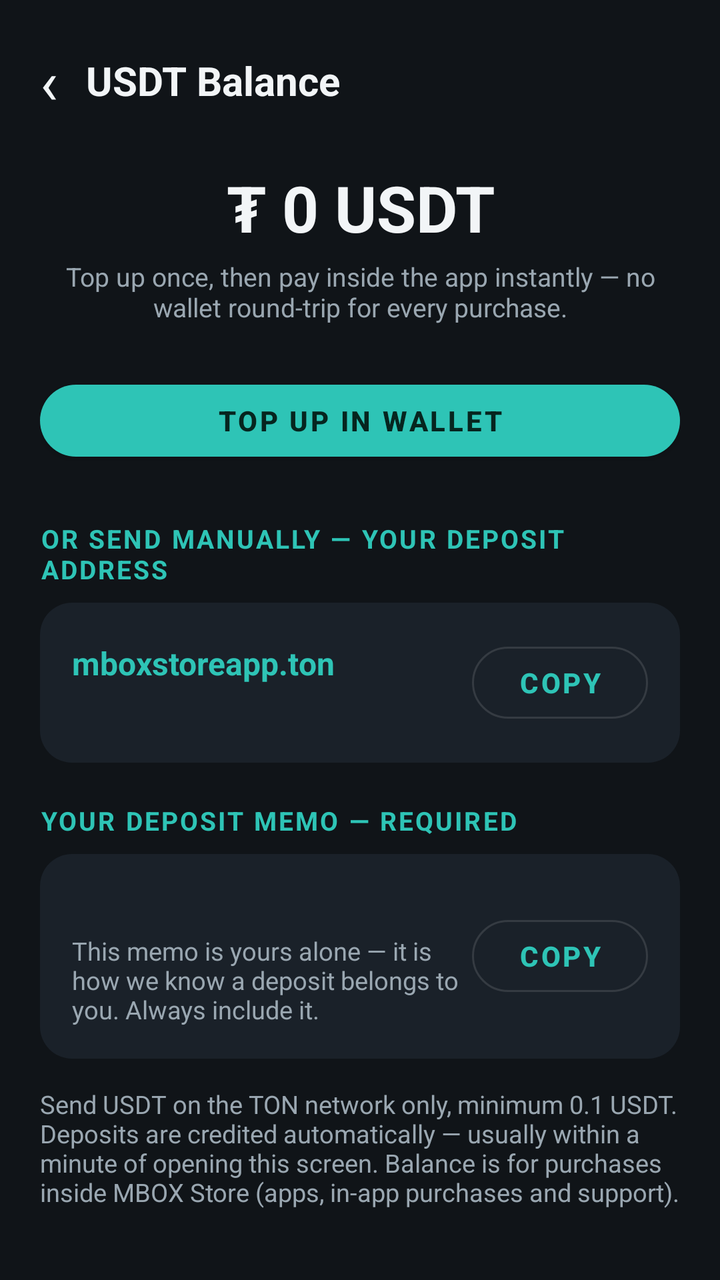
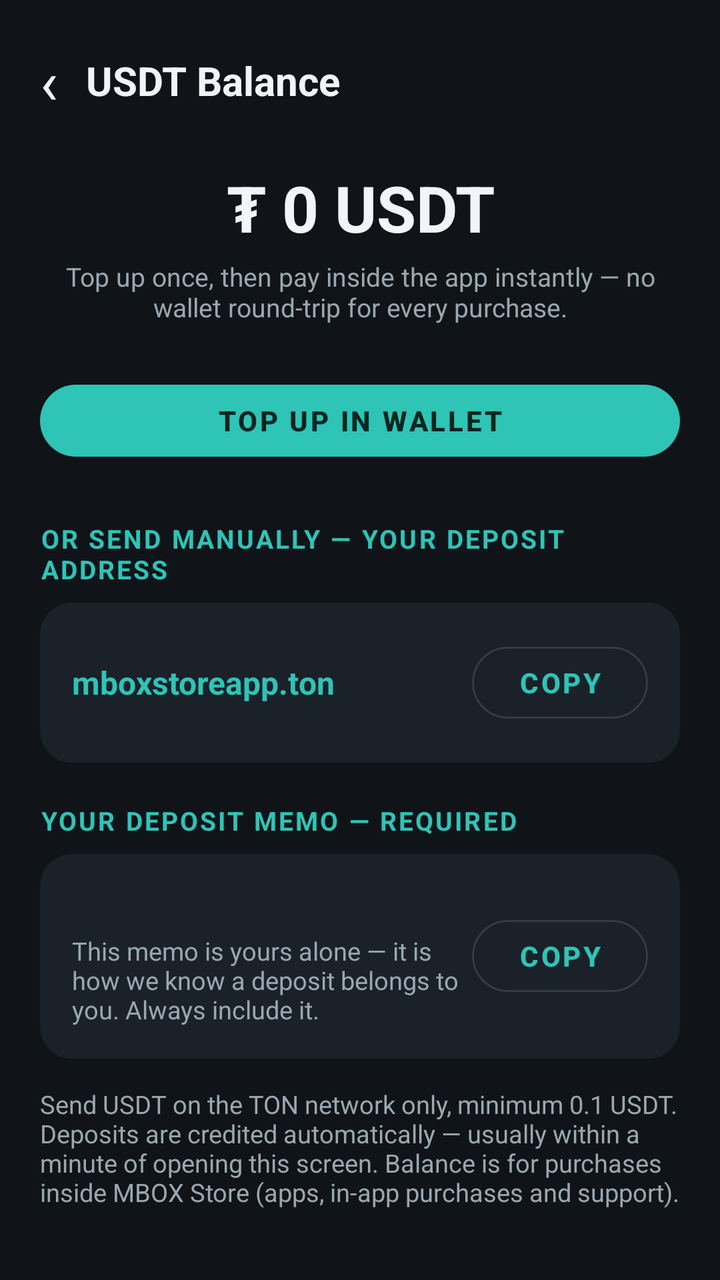

Compare the two renders of this Android layout. The source of the first and the diff that turns it into the second are given below.
<!-- AndroidManifest.xml: application theme Theme.MBOXStore -->
<!-- res/layout/activity_balance.xml -->
<?xml version="1.0" encoding="utf-8"?>
<ScrollView xmlns:android="http://schemas.android.com/apk/res/android"
    android:layout_width="match_parent"
    android:layout_height="match_parent"
    android:background="@color/bg">

    <LinearLayout
        android:layout_width="match_parent"
        android:layout_height="wrap_content"
        android:orientation="vertical"
        android:padding="20dp">

        <LinearLayout
            android:layout_width="match_parent"
            android:layout_height="wrap_content"
            android:gravity="center_vertical"
            android:orientation="horizontal">

            <TextView
                android:id="@+id/balBack"
                android:layout_width="wrap_content"
                android:layout_height="wrap_content"
                android:paddingEnd="14dp"
                android:text="‹"
                android:textColor="@color/text_primary"
                android:textSize="30sp" />

            <TextView
                android:layout_width="wrap_content"
                android:layout_height="wrap_content"
                android:text="USDT Balance"
                android:textColor="@color/text_primary"
                android:textSize="20sp"
                android:textStyle="bold" />
        </LinearLayout>

        <TextView
            android:id="@+id/balAmount"
            android:layout_width="match_parent"
            android:layout_height="wrap_content"
            android:layout_marginTop="22dp"
            android:gravity="center"
            android:text="₮ 0 USDT"
            android:textColor="@color/text_primary"
            android:textSize="32sp"
            android:textStyle="bold" />

        <TextView
            android:id="@+id/balStatus"
            android:layout_width="match_parent"
            android:layout_height="wrap_content"
            android:layout_marginTop="4dp"
            android:gravity="center"
            android:text="Top up once, then pay inside the app instantly — no wallet round-trip for every purchase."
            android:textColor="@color/text_secondary"
            android:textSize="13sp" />

        <Button
            android:id="@+id/balTopupWallet"
            style="@style/Widget.MBOXStore.ActionButton"
            android:layout_width="match_parent"
            android:layout_height="wrap_content"
            android:layout_marginTop="24dp"
            android:text="Top up in wallet" />

        <TextView
            android:layout_width="wrap_content"
            android:layout_height="wrap_content"
            android:layout_marginTop="26dp"
            android:letterSpacing="0.08"
            android:text="OR SEND MANUALLY — YOUR DEPOSIT ADDRESS"
            android:textColor="@color/accent"
            android:textSize="13sp"
            android:textStyle="bold" />

        <LinearLayout
            android:layout_width="match_parent"
            android:layout_height="wrap_content"
            android:layout_marginTop="8dp"
            android:background="@drawable/bg_tile"
            android:gravity="center_vertical"
            android:orientation="horizontal"
            android:padding="16dp">

            <LinearLayout
                android:layout_width="0dp"
                android:layout_height="wrap_content"
                android:layout_weight="1"
                android:orientation="vertical">

                <TextView
                    android:layout_width="wrap_content"
                    android:layout_height="wrap_content"
                    android:text="mboxstoreapp.ton"
                    android:textColor="@color/accent"
                    android:textSize="16sp"
                    android:textStyle="bold" />

                <TextView
                    android:id="@+id/balAddress"
                    android:layout_width="match_parent"
                    android:layout_height="wrap_content"
                    android:layout_marginTop="2dp"
                    android:textColor="@color/text_secondary"
                    android:textSize="12.5sp" />
            </LinearLayout>

            <Button
                android:id="@+id/balCopyAddress"
                style="@style/Widget.MBOXStore.SecondaryButton"
                android:layout_width="wrap_content"
                android:layout_height="wrap_content"
                android:text="Copy" />
        </LinearLayout>

        <TextView
            android:layout_width="wrap_content"
            android:layout_height="wrap_content"
            android:layout_marginTop="20dp"
            android:letterSpacing="0.08"
            android:text="YOUR DEPOSIT MEMO — REQUIRED"
            android:textColor="@color/accent"
            android:textSize="13sp"
            android:textStyle="bold" />

        <LinearLayout
            android:layout_width="match_parent"
            android:layout_height="wrap_content"
            android:layout_marginTop="8dp"
            android:background="@drawable/bg_tile"
            android:gravity="center_vertical"
            android:orientation="horizontal"
            android:padding="16dp">

            <LinearLayout
                android:layout_width="0dp"
                android:layout_height="wrap_content"
                android:layout_weight="1"
                android:orientation="vertical">

                <TextView
                    android:id="@+id/balMemo"
                    android:layout_width="wrap_content"
                    android:layout_height="wrap_content"
                    android:letterSpacing="0.06"
                    android:textColor="@color/text_primary"
                    android:textSize="16sp"
                    android:textStyle="bold" />

                <TextView
                    android:layout_width="wrap_content"
                    android:layout_height="wrap_content"
                    android:layout_marginTop="2dp"
                    android:text="This memo is yours alone — it is how we know a deposit belongs to you. Always include it."
                    android:textColor="@color/text_secondary"
                    android:textSize="12.5sp" />
            </LinearLayout>

            <Button
                android:id="@+id/balCopyMemo"
                style="@style/Widget.MBOXStore.SecondaryButton"
                android:layout_width="wrap_content"
                android:layout_height="wrap_content"
                android:text="Copy" />
        </LinearLayout>

        <TextView
            android:layout_width="match_parent"
            android:layout_height="wrap_content"
            android:layout_marginTop="14dp"
            android:text="Send USDT on the TON network only, minimum 0.1 USDT. Deposits are credited automatically — usually within a minute of opening this screen. Balance is for purchases inside MBOX Store (apps, in-app purchases and support)."
            android:textColor="@color/text_secondary"
            android:textSize="12.5sp" />
    </LinearLayout>
</ScrollView>
<!-- resources referenced by this layout -->
<resources>
  <color name="accent">#2EC4B6</color>
  <color name="bg">#101418</color>
  <color name="text_primary">#F2F5F7</color>
  <color name="text_secondary">#9AA7B1</color>
  <!-- drawable bg_tile (drawable) -->
  <?xml version="1.0" encoding="utf-8"?>
  <shape xmlns:android="http://schemas.android.com/apk/res/android" android:shape="rectangle">
      <solid android:color="@color/surface" />
      <corners android:radius="16dp" />
  </shape>
  <style name="Widget.MBOXStore.ActionButton" parent="Widget.MaterialComponents.Button">
          <item name="android:textSize">14sp</item>
          <item name="android:textStyle">bold</item>
          <item name="cornerRadius">20dp</item>
          <item name="android:paddingStart">18dp</item>
          <item name="android:paddingEnd">18dp</item>
      </style>
  <style name="Widget.MBOXStore.SecondaryButton" parent="Widget.MaterialComponents.Button.OutlinedButton">
          <item name="android:textSize">14sp</item>
          <item name="android:textStyle">bold</item>
          <item name="cornerRadius">20dp</item>
          <item name="android:paddingStart">18dp</item>
          <item name="android:paddingEnd">18dp</item>
      </style>
  <style name="Theme.MBOXStore" parent="Theme.MaterialComponents.NoActionBar">
          <item name="colorPrimary">@color/accent</item>
          <item name="colorPrimaryVariant">@color/accent_dark</item>
          <item name="colorOnPrimary">#06251F</item>
          <item name="colorSurface">@color/surface</item>
          <item name="colorOnSurface">@color/text_primary</item>
          <item name="android:windowBackground">@color/bg</item>
          <item name="android:statusBarColor">@color/bg</item>
          <item name="android:navigationBarColor">@color/bg</item>
      </style>
  <color name="surface">#1A2129</color>
  <color name="accent_dark">#1F8A80</color>
</resources>

<!-- the commit's change to res/layout/activity_balance.xml (unified diff, before → after) -->
@@ -95,14 +95,6 @@
                     android:textColor="@color/accent"
                     android:textSize="16sp"
                     android:textStyle="bold" />
-
-                <TextView
-                    android:id="@+id/balAddress"
-                    android:layout_width="match_parent"
-                    android:layout_height="wrap_content"
-                    android:layout_marginTop="2dp"
-                    android:textColor="@color/text_secondary"
-                    android:textSize="12.5sp" />
             </LinearLayout>
 
             <Button
